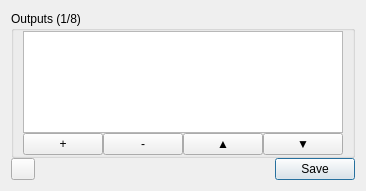
The window that output_widget.ui (MaurizioB/NoLaE) describes before a commit, drawn with Qt 5.
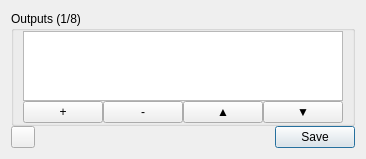
The same window after the commit. Icons and pictures are not drawn.

Patch:
```diff
--- a/output_widget.ui
+++ b/output_widget.ui
@@ -7,7 +7,7 @@
     <x>0</x>
     <y>0</y>
     <width>170</width>
-    <height>191</height>
+    <height>158</height>
    </rect>
   </property>
   <property name="windowTitle">
```
